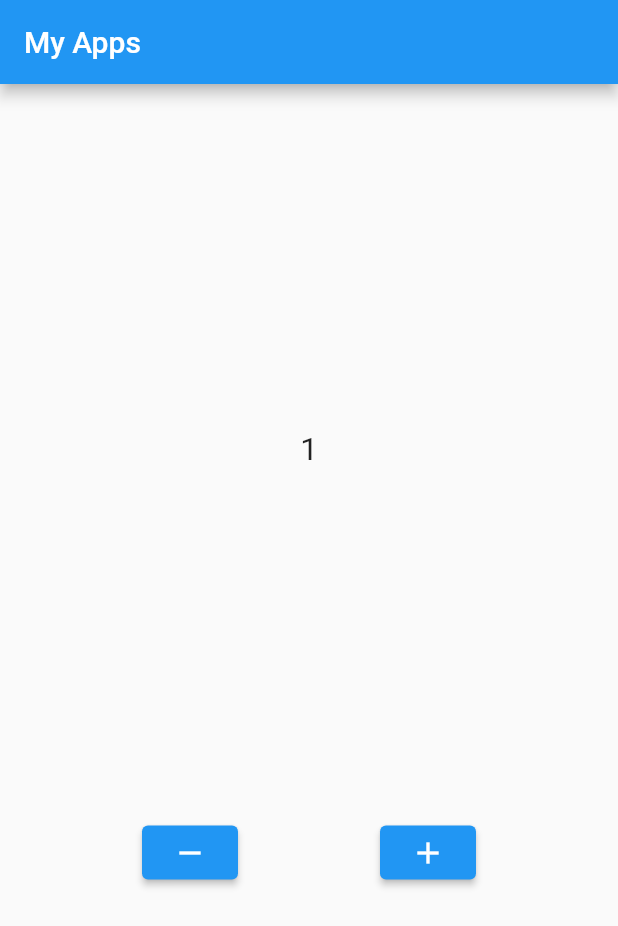
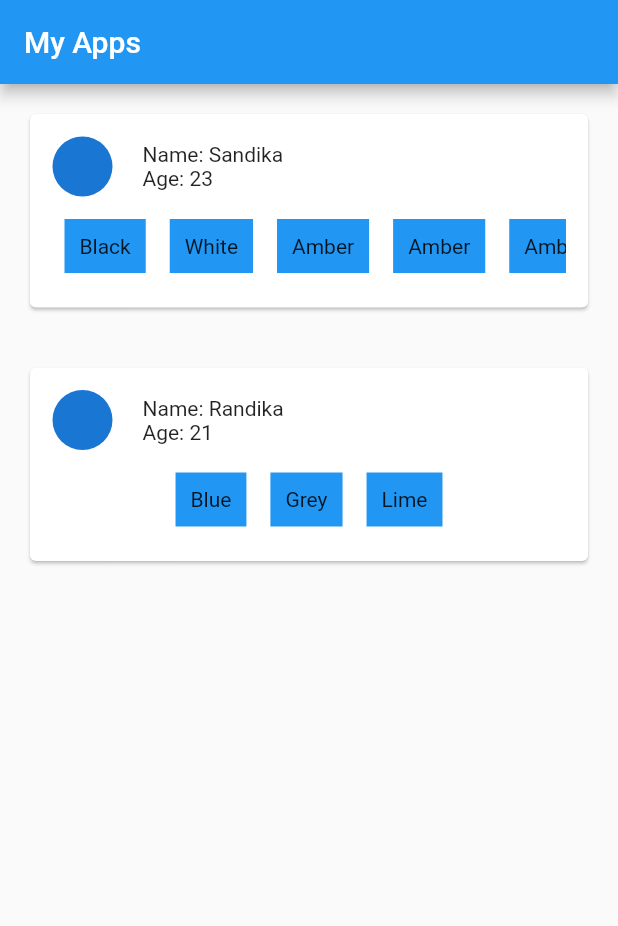
Before and after one commit to Al-gast/learnFlutter, a Flutter app: the screen it shows after launch, on a phone screen of 412 x 824 dp. Shown: the top 926 px of the screen. Run offline on Flutter 3.47's test engine with Material 2 defaults, Android fonts, the phone set to English and light mode, and no system bars.

Commit message:
Map List

```diff
--- a/lib/main.dart
+++ b/lib/main.dart
@@ -4,13 +4,34 @@ void main() {
   runApp(MyApp());
 }
 
-class MyApp extends StatefulWidget {
-  @override
-  State<MyApp> createState() => _MyAppState();
-}
-
-class _MyAppState extends State<MyApp> {
-  int counter = 1;
+class MyApp extends StatelessWidget {
+  // int counter = 1;
+  final List<Map<String, dynamic>> myList = [
+    {
+      "Name": "Sandika",
+      "Age": 23,
+      "favColor": [
+        "Black",
+        "White",
+        "Amber",
+        "Amber",
+        "Amber",
+        "Amber",
+        "Amber",
+        "Amber",
+        "Amber",
+        "Amber",
+        "Amber",
+        "Amber",
+        "Amber"
+      ]
+    },
+    {
+      "Name": "Randika",
+      "Age": 21,
+      "favColor": ["Blue", "Grey", "Lime"]
+    },
+  ];
 
   @override
   Widget build(BuildContext context) {
@@ -133,46 +154,92 @@ class _MyAppState extends State<MyApp> {
     // );
 
     // 07 statefull
-    var statefull = Column(
-      mainAxisAlignment: MainAxisAlignment.spaceEvenly,
+    // var statefull = Column(
+    //   mainAxisAlignment: MainAxisAlignment.spaceEvenly,
+    //   children: [
+    //     Text(
+    //       counter.toString(),
+    //       style: TextStyle(fontSize: 20 + double.parse(counter.toString())),
+    //     ),
+    //     Row(
+    //       mainAxisAlignment: MainAxisAlignment.spaceEvenly,
+    //       children: [
+    //         ElevatedButton(
+    //           child: Icon(Icons.remove),
+    //           onPressed: () {
+    //             setState(() {
+    //               if (counter <= 1) {
+    //                 return;
+    //               }
+    //               counter--;
+    //             });
+    //           },
+    //         ),
+    //         ElevatedButton(
+    //           onPressed: () {
+    //             setState(() {
+    //               counter++;
+    //             });
+    //           },
+    //           child: Icon(Icons.add),
+    //         )
+    //       ],
+    //     )
+    //   ],
+    // );
+
+    // 08 Mapping List
+    var mapping_list = ListView(
+        children: myList.map((data) {
+      List myFavColor = data['favColor'];
+      return Card(
+        margin: EdgeInsets.all(20),
+        child: Padding(
+          padding:
+              const EdgeInsets.only(top: 15, bottom: 8, right: 15, left: 15),
+          child: Column(
             children: [
-        Text(
-          counter.toString(),
-          style: TextStyle(fontSize: 20 + double.parse(counter.toString())),
+              Row(
+                children: [
+                  CircleAvatar(),
+                  SizedBox(
+                    width: 20,
                   ),
-        Row(
-          mainAxisAlignment: MainAxisAlignment.spaceEvenly,
+                  Column(
+                    crossAxisAlignment: CrossAxisAlignment.start,
                     children: [
-            ElevatedButton(
-              child: Icon(Icons.remove),
-              onPressed: () {
-                setState(() {
-                  if (counter <= 1) {
-                    return;
-                  }
-                  counter--;
-                });
-              },
-            ),
-            ElevatedButton(
-              onPressed: () {
-                setState(() {
-                  counter++;
-                });
-              },
-              child: Icon(Icons.add),
-            )
+                      Text('Name: ${data['Name']}'),
+                      Text('Age: ${data['Age']}')
                     ],
                   )
                 ],
+              ),
+              SingleChildScrollView(
+                scrollDirection: Axis.horizontal,
+                child: Row(
+                    children: myFavColor.map((color) {
+                  return Container(
+                    padding: const EdgeInsets.all(10),
+                    margin:
+                        const EdgeInsets.symmetric(horizontal: 8, vertical: 15),
+                    color: Colors.blue,
+                    child: Text(color),
                   );
+                }).toList()),
+              )
+            ],
+          ),
+        ),
+      );
+    }).toList());
+
     return MaterialApp(
       debugShowCheckedModeBanner: false,
       home: Scaffold(
         appBar: AppBar(
           title: const Text("My Apps"),
         ),
-        body: statefull,
+        body: mapping_list,
       ),
     );
   }
```
Lines whose indentation alone changed are shown as unchanged.
